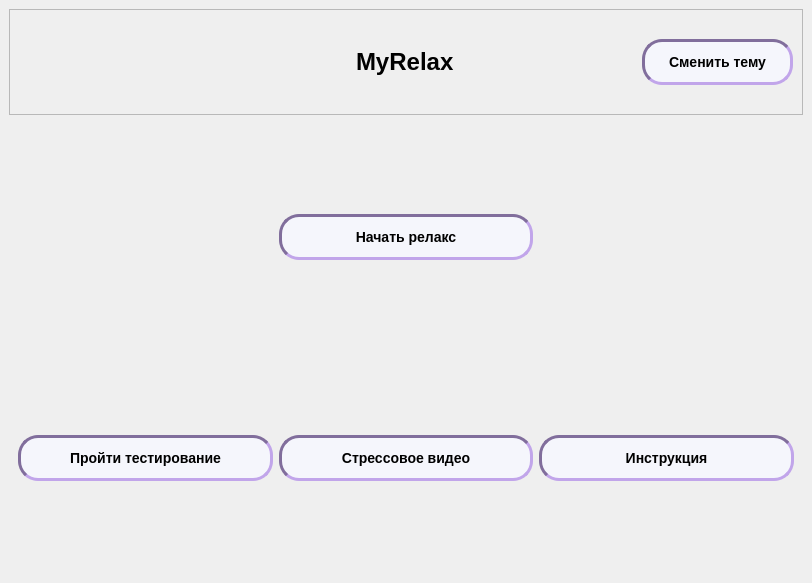
This is microservices/client/GUI/windows/ui_startup_window.ui in 4graf/RelaxMe as Qt 5 draws it before an edit. The edited form follows.
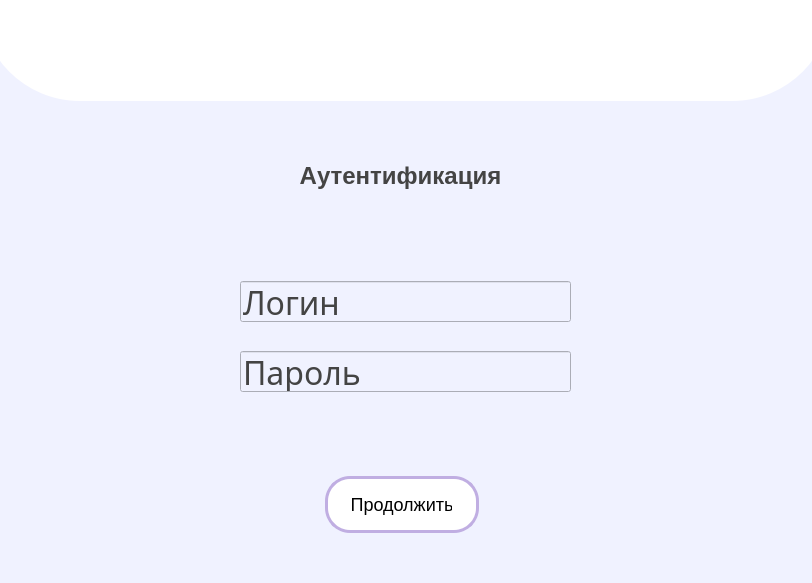
This is the edited form. The open tabs and pages were chosen to show the change. Icons and pictures are not drawn.

```diff
--- a/microservices/client/GUI/windows/ui_startup_window.ui
+++ b/microservices/client/GUI/windows/ui_startup_window.ui
@@ -14,35 +14,231 @@
    <string>MyRelax - Hub</string>
   </property>
   <property name="styleSheet">
-   <string notr="true">#MainWindow *{
-  background-color: #f0f3ff;
+   <string notr="true">* {
+  font-family: 'Circe Rounded';
+  color: #444444;
+  box-sizing: border-box;
 }
 
-#centralwidget QLabel{
-  color: #000000;
-  font-size: 24px;
-  font-weight: 800;
+QWidget {
+  width: 100%;
+  display: flex;
+  justify-content: center;
+  align-items: center;
+
+  background-color: #F0F2FF;
 }
 
-QPushButton{
-  padding: 12px 24px;
-  border-style: inset;
+QPushButton {
+  padding: 14px 24px;
+  border-style: solid;
   border-width: 3px;
-  border-radius: 20px;
-  border-color: #816e9c;
-  background: #f5f6fc;
-  color: #000000;
-  font-size: 14px;
-  font-weight: 600;
-  margin: 20px 0px;
+  border-radius: 25px;
+  border-color: #C0AEE2;
+  background: white;
+  color: black;
+  font-size: 18px;
+  font-weight: 400;
+  margin: 15;
 }
 
-</string>
+#start_btn {
+  font-family: 'Circe Rounded Alt';
+  padding: 18px 36px;
+  border-radius: 36px;
+  background: #8D74BC;
+  color: #FFFFFF;
+  font-size: 24px;
+  font-weight: 800;
+  margin: 0px 0px;
+}
+
+#instruction_back_btn{
+  margin: 0px 0px;
+
+}
+
+QLabel {
+  font-family: 'Circe';
+  margin-top: 0px;
+  font-size: 24px;
+  font-weight: 800;
+  margin-bottom: 0px;
+  text-align: center;
+
+  background: white;
+}
+
+#auth_label {
+  background: None;
+}
+
+#header_frame {
+  margin-top: -100px;
+  border-radius: 100%;
+  background: white;
+  margin-right: -20;
+  margin-left: -20;
+  margin-bottom: 20px;
+}
+
+#question_label {
+  padding: 15;
+}
+
+QTextBrowser {
+  border: None;
+}
+
+QRadioButton {
+  color: black;
+  font-size: 18px;
+  font-weight: 400;
+}</string>
   </property>
   <widget class="QWidget" name="centralwidget">
-   <layout class="QGridLayout" name="gridLayout_2">
-    <item row="1" column="0">
+   <layout class="QVBoxLayout" name="verticalLayout_5" stretch="5,19">
+    <property name="spacing">
+     <number>0</number>
+    </property>
+    <property name="leftMargin">
+     <number>0</number>
+    </property>
+    <property name="topMargin">
+     <number>0</number>
+    </property>
+    <property name="rightMargin">
+     <number>0</number>
+    </property>
+    <property name="bottomMargin">
+     <number>0</number>
+    </property>
+    <item>
+     <widget class="QFrame" name="header_frame">
+      <property name="minimumSize">
+       <size>
+        <width>0</width>
+        <height>0</height>
+       </size>
+      </property>
+      <property name="frameShape">
+       <enum>QFrame::Shape::StyledPanel</enum>
+      </property>
+      <property name="frameShadow">
+       <enum>QFrame::Shadow::Raised</enum>
+      </property>
+      <property name="lineWidth">
+       <number>0</number>
+      </property>
+      <property name="midLineWidth">
+       <number>0</number>
+      </property>
+      <layout class="QHBoxLayout" name="horizontalLayout">
+       <item alignment="Qt::AlignmentFlag::AlignHCenter|Qt::AlignmentFlag::AlignVCenter">
+        <widget class="QLabel" name="main_label">
+         <property name="minimumSize">
+          <size>
+           <width>140</width>
+           <height>85</height>
+          </size>
+         </property>
+         <property name="maximumSize">
+          <size>
+           <width>140</width>
+           <height>85</height>
+          </size>
+         </property>
+         <property name="text">
+          <string/>
+         </property>
+         <property name="pixmap">
+          <pixmap>logo.png</pixmap>
+         </property>
+         <property name="scaledContents">
+          <bool>true</bool>
+         </property>
+        </widget>
+       </item>
+      </layout>
+     </widget>
+    </item>
+    <item>
      <widget class="QStackedWidget" name="content_widget">
+      <property name="currentIndex">
+       <number>1</number>
+      </property>
+      <widget class="QWidget" name="auth_page">
+       <widget class="QLineEdit" name="lineEdit_2">
+        <property name="geometry">
+         <rect>
+          <x>240</x>
+          <y>160</y>
+          <width>331</width>
+          <height>41</height>
+         </rect>
+        </property>
+        <property name="font">
+         <font>
+          <family>Circe Rounded</family>
+          <pointsize>24</pointsize>
+         </font>
+        </property>
+        <property name="text">
+         <string>Логин</string>
+        </property>
+       </widget>
+       <widget class="QLineEdit" name="lineEdit">
+        <property name="geometry">
+         <rect>
+          <x>240</x>
+          <y>230</y>
+          <width>331</width>
+          <height>41</height>
+         </rect>
+        </property>
+        <property name="font">
+         <font>
+          <family>Circe Rounded</family>
+          <pointsize>24</pointsize>
+         </font>
+        </property>
+        <property name="text">
+         <string>Пароль</string>
+        </property>
+       </widget>
+       <widget class="QPushButton" name="pushButton_2">
+        <property name="geometry">
+         <rect>
+          <x>310</x>
+          <y>340</y>
+          <width>184</width>
+          <height>87</height>
+         </rect>
+        </property>
+        <property name="text">
+         <string>Продолжить</string>
+        </property>
+       </widget>
+       <widget class="QLabel" name="auth_label">
+        <property name="geometry">
+         <rect>
+          <x>180</x>
+          <y>40</y>
+          <width>441</width>
+          <height>29</height>
+         </rect>
+        </property>
+        <property name="autoFillBackground">
+         <bool>false</bool>
+        </property>
+        <property name="text">
+         <string>Аутентификация</string>
+        </property>
+        <property name="alignment">
+         <set>Qt::AlignmentFlag::AlignCenter</set>
+        </property>
+       </widget>
+      </widget>
       <widget class="QWidget" name="main_page">
        <layout class="QVBoxLayout" name="verticalLayout">
         <item>
@@ -112,45 +308,45 @@
         </item>
        </layout>
       </widget>
-     </widget>
-    </item>
-    <item row="0" column="0">
-     <widget class="QFrame" name="header_frame">
-      <property name="frameShape">
-       <enum>QFrame::Shape::StyledPanel</enum>
-      </property>
-      <property name="frameShadow">
-       <enum>QFrame::Shadow::Raised</enum>
-      </property>
-      <layout class="QHBoxLayout" name="horizontalLayout">
-       <item alignment="Qt::AlignmentFlag::AlignLeft">
-        <widget class="QLabel" name="label_2">
-         <property name="text">
-          <string/>
-         </property>
-        </widget>
-       </item>
-       <item alignment="Qt::AlignmentFlag::AlignHCenter">
-        <widget class="QLabel" name="main_label">
-         <property name="text">
-          <string>MyRelax</string>
-         </property>
-        </widget>
-       </item>
-       <item alignment="Qt::AlignmentFlag::AlignRight">
-        <widget class="QPushButton" name="change_theme_btn">
-         <property name="minimumSize">
-          <size>
-           <width>0</width>
-           <height>0</height>
-          </size>
-         </property>
-         <property name="text">
-          <string>Сменить тему</string>
-         </property>
-        </widget>
-       </item>
-      </layout>
+      <widget class="QWidget" name="instruction_page">
+       <layout class="QVBoxLayout" name="verticalLayout_6" stretch="10,1">
+        <item>
+         <widget class="QTextBrowser" name="textBrowser">
+          <property name="html">
+           <string>&lt;!DOCTYPE HTML PUBLIC &quot;-//W3C//DTD HTML 4.0//EN&quot; &quot;http://www.w3.org/TR/REC-html40/strict.dtd&quot;&gt;
+&lt;html&gt;&lt;head&gt;&lt;meta name=&quot;qrichtext&quot; content=&quot;1&quot; /&gt;&lt;meta charset=&quot;utf-8&quot; /&gt;&lt;style type=&quot;text/css&quot;&gt;
+p, li { white-space: pre-wrap; }
+hr { height: 1px; border-width: 0; }
+li.unchecked::marker { content: &quot;\2610&quot;; }
+li.checked::marker { content: &quot;\2612&quot;; }
+&lt;/style&gt;&lt;/head&gt;&lt;body style=&quot; font-family:'Circe Rounded'; font-size:9pt; font-weight:400; font-style:normal;&quot;&gt;
+&lt;p style=&quot; margin-top:0px; margin-bottom:0px; margin-left:0px; margin-right:0px; -qt-block-indent:0; text-indent:0px;&quot;&gt;&lt;span style=&quot; font-size:14pt; font-weight:700;&quot;&gt;RelaxMe – это система для снижения уровня стресса с помощью просмотра видеозаписей, которые учитывают ваши предпочтения. &lt;/span&gt;&lt;/p&gt;
+&lt;p style=&quot;-qt-paragraph-type:empty; margin-top:0px; margin-bottom:0px; margin-left:0px; margin-right:0px; -qt-block-indent:0; text-indent:0px; font-size:8pt; font-weight:700;&quot;&gt;&lt;br /&gt;&lt;/p&gt;
+&lt;p style=&quot; margin-top:0px; margin-bottom:0px; margin-left:0px; margin-right:0px; -qt-block-indent:0; text-indent:0px;&quot;&gt;&lt;span style=&quot; font-size:14pt;&quot;&gt;Вы можете следить за наличием у себя стресса: для этого подключите оборудование для записи ЭЭГ.&lt;/span&gt;&lt;/p&gt;
+&lt;p style=&quot;-qt-paragraph-type:empty; margin-top:0px; margin-bottom:0px; margin-left:0px; margin-right:0px; -qt-block-indent:0; text-indent:0px; font-size:8pt; font-weight:700;&quot;&gt;&lt;br /&gt;&lt;/p&gt;
+&lt;p style=&quot; margin-top:0px; margin-bottom:0px; margin-left:0px; margin-right:0px; -qt-block-indent:0; text-indent:0px;&quot;&gt;&lt;span style=&quot; font-size:12pt;&quot;&gt;Рекомендуемый алгоритм использования:&lt;/span&gt;&lt;/p&gt;
+&lt;p style=&quot; margin-top:0px; margin-bottom:0px; margin-left:0px; margin-right:0px; -qt-block-indent:0; text-indent:0px;&quot;&gt;&lt;span style=&quot; font-size:12pt;&quot;&gt;    &lt;/span&gt;&lt;span style=&quot; font-size:12pt; font-style:italic;&quot;&gt;1) Подключить ЭЭГ нейроинтерфейс и надеть его на себя.&lt;/span&gt;&lt;/p&gt;
+&lt;p style=&quot; margin-top:0px; margin-bottom:0px; margin-left:0px; margin-right:0px; -qt-block-indent:0; text-indent:0px;&quot;&gt;&lt;span style=&quot; font-size:12pt; font-style:italic;&quot;&gt;    2) Нажать на кнопку &amp;quot;Пройти тестирование&amp;quot; , чтобы определить своё безопасное место и тип личности.&lt;/span&gt;&lt;/p&gt;
+&lt;p style=&quot; margin-top:0px; margin-bottom:0px; margin-left:0px; margin-right:0px; -qt-block-indent:0; text-indent:0px;&quot;&gt;&lt;span style=&quot; font-size:12pt; font-style:italic;&quot;&gt;    3) Нажать на кнопку &amp;quot;Начать релакс&amp;quot; и выбрать в открывшемся окне наиболее понравившееся вам видео.&lt;/span&gt;&lt;/p&gt;
+&lt;p style=&quot; margin-top:0px; margin-bottom:0px; margin-left:0px; margin-right:0px; -qt-block-indent:0; text-indent:0px;&quot;&gt;&lt;span style=&quot; font-size:12pt; font-style:italic;&quot;&gt;    4) Смотреть видео и расслабляться! &lt;/span&gt;&lt;/p&gt;
+&lt;p style=&quot;-qt-paragraph-type:empty; margin-top:0px; margin-bottom:0px; margin-left:0px; margin-right:0px; -qt-block-indent:0; text-indent:0px; font-size:8pt; font-weight:700;&quot;&gt;&lt;br /&gt;&lt;/p&gt;
+&lt;p style=&quot; margin-top:0px; margin-bottom:0px; margin-left:0px; margin-right:0px; -qt-block-indent:0; text-indent:0px;&quot;&gt;&lt;span style=&quot; font-size:12pt;&quot;&gt;Также вы можете поучаствовать в улучшении системы RelaxMe, если просмотрите стресс-видео в нейроинтерфейсе ЭЭГ. Это позволит собрать больше данных для улучшения моделей предсказания.&lt;/span&gt;&lt;/p&gt;
+&lt;p style=&quot;-qt-paragraph-type:empty; margin-top:0px; margin-bottom:0px; margin-left:0px; margin-right:0px; -qt-block-indent:0; text-indent:0px; font-size:8pt; font-weight:700;&quot;&gt;&lt;br /&gt;&lt;/p&gt;
+&lt;p style=&quot;-qt-paragraph-type:empty; margin-top:0px; margin-bottom:0px; margin-left:0px; margin-right:0px; -qt-block-indent:0; text-indent:0px; font-size:8pt; font-weight:700;&quot;&gt;&lt;br /&gt;&lt;/p&gt;
+&lt;p style=&quot;-qt-paragraph-type:empty; margin-top:0px; margin-bottom:0px; margin-left:0px; margin-right:0px; -qt-block-indent:0; text-indent:0px;&quot;&gt;&lt;br /&gt;&lt;/p&gt;
+&lt;p align=&quot;right&quot; style=&quot; margin-top:0px; margin-bottom:0px; margin-left:0px; margin-right:0px; -qt-block-indent:0; text-indent:0px;&quot;&gt;&lt;span style=&quot; font-size:10pt; font-style:italic;&quot;&gt;RelaxMe, идейный создатель и разработчик – Набатов Арсений Вадимович  &lt;/span&gt;&lt;/p&gt;&lt;/body&gt;&lt;/html&gt;</string>
+          </property>
+         </widget>
+        </item>
+        <item alignment="Qt::AlignmentFlag::AlignHCenter">
+         <widget class="QPushButton" name="instruction_back_btn">
+          <property name="text">
+           <string>Назад</string>
+          </property>
+         </widget>
+        </item>
+       </layout>
+      </widget>
      </widget>
     </item>
    </layout>
```
Left out of the diff: 9 changed lines with no effect on the pictures.
